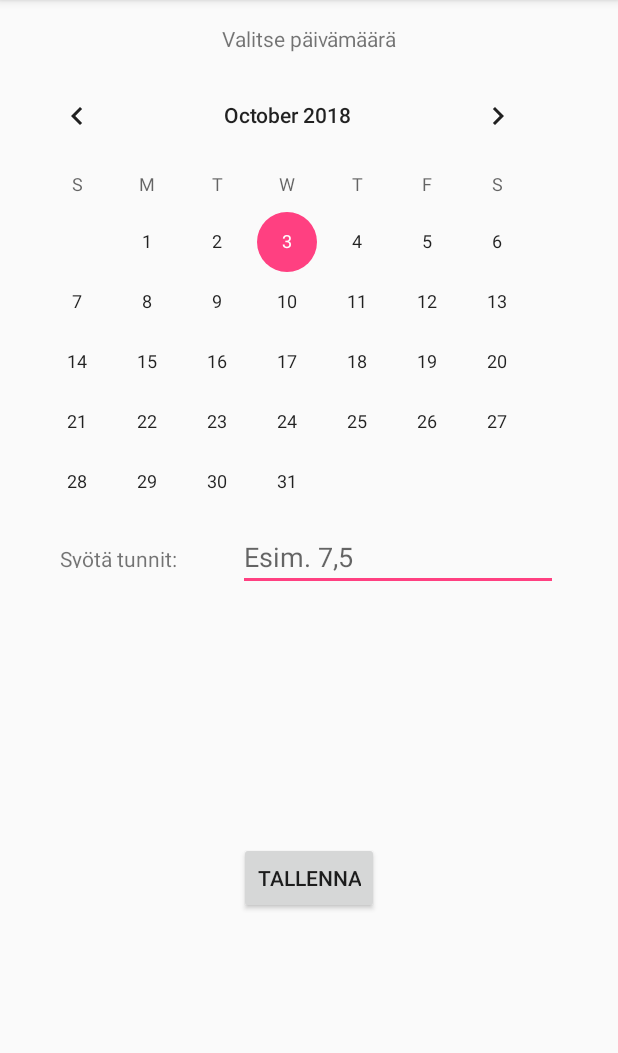
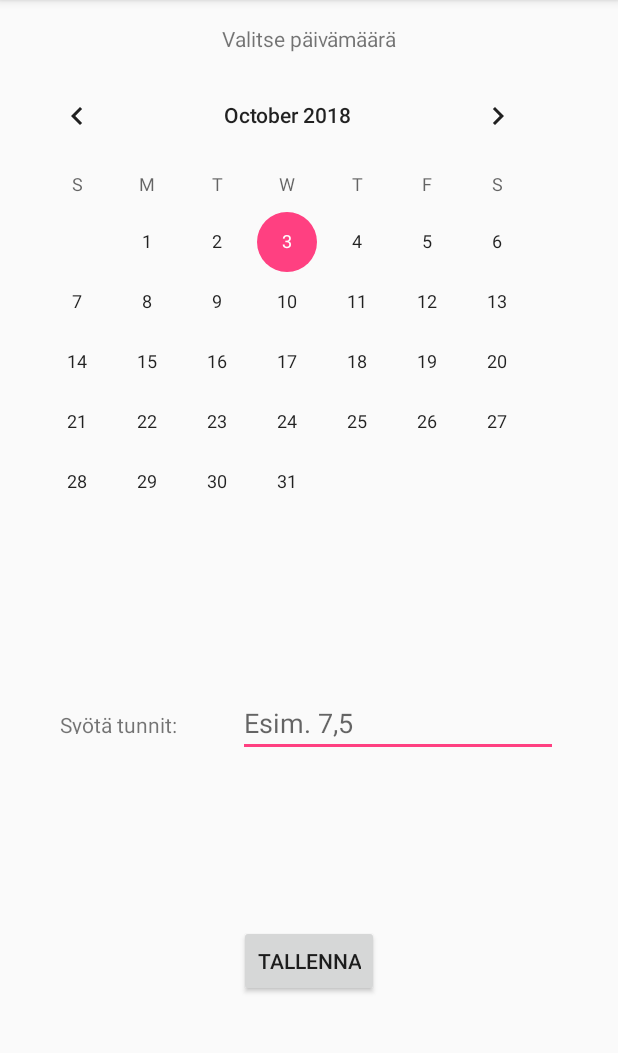
Before and after one commit to nakkijorma/Nukkumatti, an Android app: the UniMaara screen opened directly, with no data from a screen before it, on a phone screen of 412 x 824 dp, the part 84-1137 px from its top. Run offline under Robolectric (Android 15) with nearby library versions, the phone set to English and light mode, and no system bars.

```diff
--- a/app/src/main/res/layout/activity_uni_maara.xml
+++ b/app/src/main/res/layout/activity_uni_maara.xml
@@ -76,7 +76,7 @@
         android:layout_marginTop="16dp"
         android:layout_marginBottom="16dp"
         android:text="@string/unimaaraTunnit"
-        app:layout_constraintBottom_toTopOf="@+id/button"
+        app:layout_constraintBottom_toTopOf="@+id/buttonLaheta"
         app:layout_constraintEnd_toStartOf="@+id/unimaaraSyote"
         app:layout_constraintHorizontal_bias="0.5"
         app:layout_constraintStart_toStartOf="parent"
```
